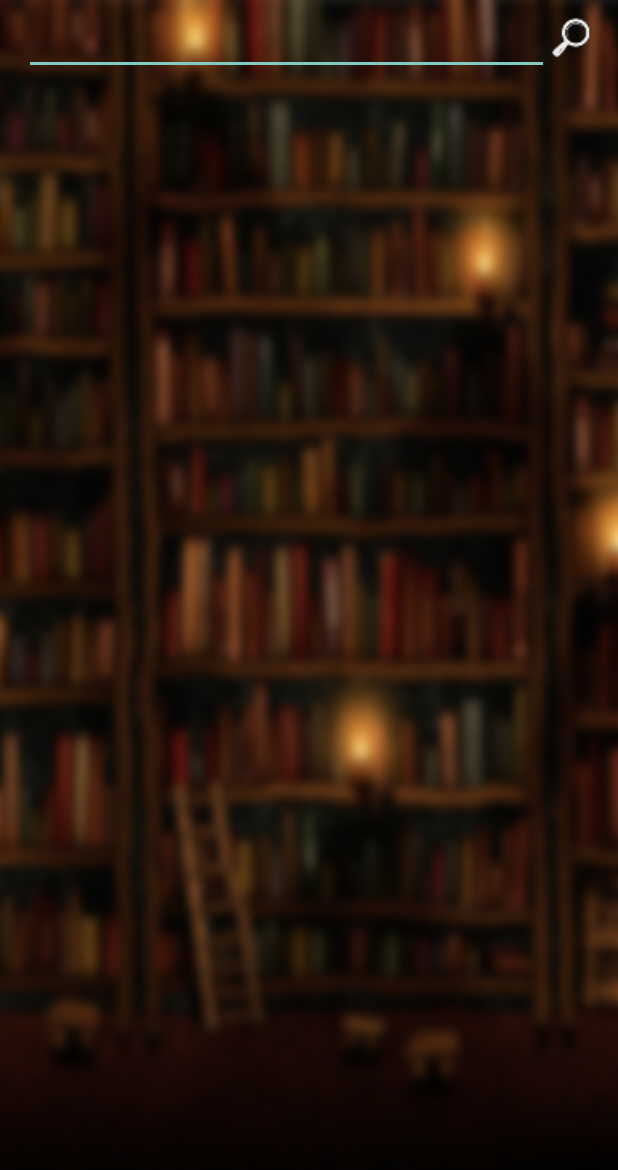
After one commit to BCrossTeam/SmartCrossing-Android, an Android app: the SearchBookActivity screen opened directly, with no data from a screen before it, on a phone screen of 412 x 824 dp. The commit adds this screen. Shown: the top 1170 px of the screen. Run offline under Robolectric (Android 15) with nearby library versions, the phone set to English and light mode, and no system bars; our stand-ins replace CircleImageView.

Commit message:
Added search book activity

```diff
--- a/app/src/main/java/com/futurologeek/smartcrossing/Constants.java
+++ b/app/src/main/java/com/futurologeek/smartcrossing/Constants.java
@@ -11,6 +11,8 @@ public class Constants {
     public static final String book_url = "https://api.smartcrossing.pl/book/";
     public static final String user_url = "https://api.smartcrossing.pl/user/";
     public static final String gapi_url = "https://www.googleapis.com/books/v1/volumes?q=ISBN:";
+
+    public static final String search_url = "https://api.smartcrossing.pl/bookshelf/book/search/";
     public static final int uid = 8;
     public static final String shared = "com.futurologeek.smartcrossing";
     public static final String fileRoot = Environment.getExternalStorageDirectory() + File.separator + "smartcrossing" + File.separator;
@@ -43,4 +45,6 @@ public class Constants {
     public static final TextValidator.RegexMode USERNAME_VALIDATOR_MODE = TextValidator.RegexMode.None;
     public static final int USERNAME_VALIDATOR_MIN_LEN = 3;
     public static final int USERNAME_VALIDATOR_MAX_LEN = 30;
+
+
 }
--- /dev/null
+++ b/app/src/main/res/layout/activity_search_book.xml
@@ -0,0 +1,49 @@
+<?xml version="1.0" encoding="utf-8"?>
+<LinearLayout xmlns:android="http://schemas.android.com/apk/res/android"
+    xmlns:tools="http://schemas.android.com/tools"
+    xmlns:app="http://schemas.android.com/apk/res-auto"
+    android:id="@+id/activity_search_book"
+    android:layout_width="match_parent"
+    android:layout_height="match_parent"
+    android:orientation="vertical"
+    android:background="@drawable/perfekcyjnetlo"
+    tools:context="com.futurologeek.smartcrossing.SearchBookActivity">
+
+    <RelativeLayout
+        android:layout_width="fill_parent"
+        android:layout_height="@dimen/fifty"
+        android:paddingLeft="@dimen/activity_horizontal_margin"
+        android:paddingRight="@dimen/activity_horizontal_margin">
+
+
+        <ImageView
+            android:layout_width="@dimen/thirty"
+            android:layout_height="@dimen/thirty"
+            android:layout_alignParentEnd="true"
+            android:layout_centerVertical="true"
+            android:layout_alignParentRight="true"
+            app:srcCompat="@drawable/searchbookbutton"
+            android:id="@+id/lupa" />
+
+        <EditText
+            android:layout_width="fill_parent"
+            android:layout_alignParentBottom="true"
+            android:layout_alignParentStart="true"
+            android:layout_alignParentLeft="true"
+            android:layout_height="wrap_content"
+            android:singleLine="true"
+            android:inputType="textPersonName"
+            android:ems="10"
+            android:id="@+id/search_edit_text"
+            android:layout_toStartOf="@+id/lupa"
+            android:layout_toLeftOf="@+id/lupa"
+            android:selectAllOnFocus="false" />
+    </RelativeLayout>
+
+    <ListView
+        android:layout_width="match_parent"
+        android:layout_height="match_parent"
+        android:id="@+id/book_list_listview" />
+
+
+</LinearLayout>
--- a/app/src/main/res/layout/none_books_template.xml
+++ b/app/src/main/res/layout/none_books_template.xml
@@ -4,7 +4,7 @@
     android:layout_height="match_parent">
 
     <RelativeLayout
-        android:layout_width="@dimen/three_hundred_fifty_two"
+        android:layout_width="fill_parent"
         android:layout_height="wrap_content">
 
         <TextView
--- a/app/src/main/res/values/strings.xml
+++ b/app/src/main/res/values/strings.xml
@@ -61,6 +61,7 @@
     <string name="logged_in">Logged in</string>
     <string name="logged_out">Signed out</string>
     <string name="logged_out_fail">Error: signing out failed</string>
+    <string name="enter_search_phrase">Enter a phrase to search book\nin our database.</string>
 
     <string name="bshelf_name_null">Enter bookshelf name</string>
 
@@ -403,7 +404,6 @@
     <string name="unfort_this_bshlf_no_books">Unfortunately this bookshelf doesn\'t have any book</string>
 
 
-
     <string name="wrong_date">Are you sure that published date is </string>
     <string name="books">Books:</string>
     <string name="acc_not_activated">Account not activated, would you like to resend activation e-mail?</string>
@@ -529,7 +529,7 @@
 
     <string name="of_searching_bs">of searching bookshelves</string>
     <string name="errors.must_be_between">Must be between</string>
-    <string name ="UNKNOWN_SUCCESS">Operation done</string>
+    <string name="UNKNOWN_SUCCESS">Operation done</string>
     <string name="errors.and">And</string>
 
     <string name="enter_custom_value">Enter custom value</string>
@@ -537,29 +537,29 @@
     <string name="apply">apply</string>
 
 
-    <string name ="ERROR_CODE_001">No data received</string>
-    <string name ="ERROR_CODE_002">Invalid data</string>
-    <string name ="ERROR_CODE_003">Cannot connect to the database</string>
-    <string name ="ERROR_CODE_004">You don\'t have permissions to do that</string>
-    <string name ="ERROR_CODE_005">Error while uplouding your file</string>
-    <string name ="ERROR_CODE_006">Wrong action used</string>
-    <string name ="ERROR_CODE_007">HTTP Error</string>
-    <string name ="ERROR_CODE_010">User does not exist</string>
-    <string name ="ERROR_CODE_011">User with that username has already registered</string>
-    <string name ="ERROR_CODE_012">Login failed</string>
-    <string name ="ERROR_CODE_013">Invalid authorization token</string>
-    <string name ="ERROR_CODE_014">User not logged in</string>
-    <string name ="ERROR_CODE_020">Book doesn\'t exist</string>
-    <string name ="ERROR_CODE_021">Bookshelf doesn\'t exist</string>
-    <string name ="ERROR_CODE_022">There is already such book</string>
-    <string name ="ERROR_CODE_023">Book has been already taken by someone else</string>
-    <string name ="ERROR_CODE_024">Cannot take that book</string>
-    <string name ="ERROR_CODE_025">Cannot put back that book</string>
-    <string name ="ERROR_CODE_030">The bookshelf adding request doesn\'t exist</string>
-    <string name ="ERROR_CODE_031">Voting for bookshelf adding has ended</string>
-    <string name ="ERROR_CODE_032">You\'ve already voted!</string>
-    <string name ="ERROR_UNKNOWN">An unknown error has occured</string>
-    <string name ="JUST_ERROR">Error: </string>
+    <string name="ERROR_CODE_001">No data received</string>
+    <string name="ERROR_CODE_002">Invalid data</string>
+    <string name="ERROR_CODE_003">Cannot connect to the database</string>
+    <string name="ERROR_CODE_004">You don\'t have permissions to do that</string>
+    <string name="ERROR_CODE_005">Error while uplouding your file</string>
+    <string name="ERROR_CODE_006">Wrong action used</string>
+    <string name="ERROR_CODE_007">HTTP Error</string>
+    <string name="ERROR_CODE_010">User does not exist</string>
+    <string name="ERROR_CODE_011">User with that username has already registered</string>
+    <string name="ERROR_CODE_012">Login failed</string>
+    <string name="ERROR_CODE_013">Invalid authorization token</string>
+    <string name="ERROR_CODE_014">User not logged in</string>
+    <string name="ERROR_CODE_020">Book doesn\'t exist</string>
+    <string name="ERROR_CODE_021">Bookshelf doesn\'t exist</string>
+    <string name="ERROR_CODE_022">There is already such book</string>
+    <string name="ERROR_CODE_023">Book has been already taken by someone else</string>
+    <string name="ERROR_CODE_024">Cannot take that book</string>
+    <string name="ERROR_CODE_025">Cannot put back that book</string>
+    <string name="ERROR_CODE_030">The bookshelf adding request doesn\'t exist</string>
+    <string name="ERROR_CODE_031">Voting for bookshelf adding has ended</string>
+    <string name="ERROR_CODE_032">You\'ve already voted!</string>
+    <string name="ERROR_UNKNOWN">An unknown error has occured</string>
+    <string name="JUST_ERROR">Error: </string>
 
 
     <string name="SUB_ERROR_CODE_001">Wrong email</string>
@@ -570,7 +570,7 @@
     <string name="SUB_ERROR_CODE_006">Invalid bookshelf id</string>
     <string name="SUB_ERROR_CODE_007">Invalid position of book in bookshelf</string>
     <string name="SUB_ERROR_CODE_008">Invalid id of bookshelf adding request</string>
-    <string name ="ADDITIONAL_ERROR_INFO">\nAdditional info: </string>
+    <string name="ADDITIONAL_ERROR_INFO">\nAdditional info: </string>
     <string name="SUCCES_CODE_010">Signed up successfully </string>
     <string name="SUCCES_CODE_011">Logged in </string>
     <string name="SUCCES_CODE_012">Logged in via authorization token </string>
```
Also changed, not shown: app/src/main/AndroidManifest.xml (+9 -6 lines), app/src/main/java/com/futurologeek/smartcrossing/Book.java (+25 -0 lines), app/src/main/java/com/futurologeek/smartcrossing/MainActivity.java (+7 -0 lines), app/src/main/java/com/futurologeek/smartcrossing/SearchAdapter.java (added, +63 -0 lines), app/src/main/java/com/futurologeek/smartcrossing/SearchBookActivity.java (added, +146 -0 lines), app/src/main/res/layout/search_book_list_item.xml (added, +37 -0 lines), 1 other file.
